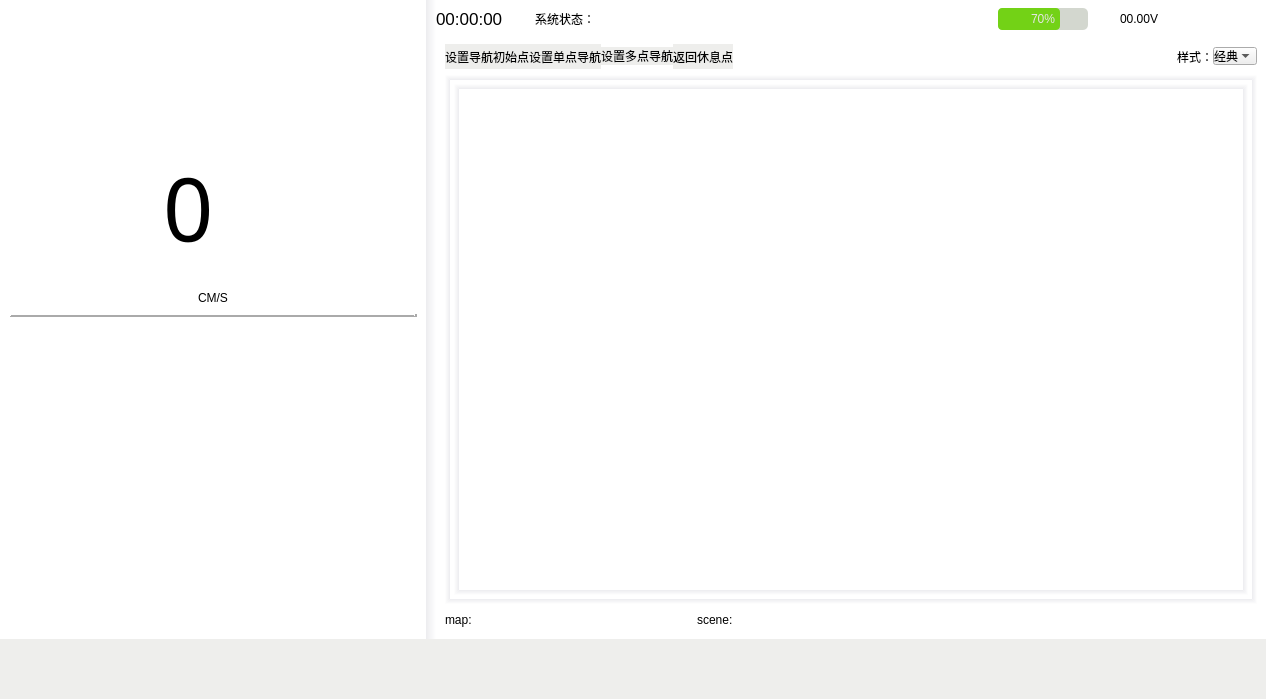
Before: the Qt Designer form ui/mainwindow.ui in chengyangkj/Ros_Qt5_Gui_App, drawn with Qt 5.
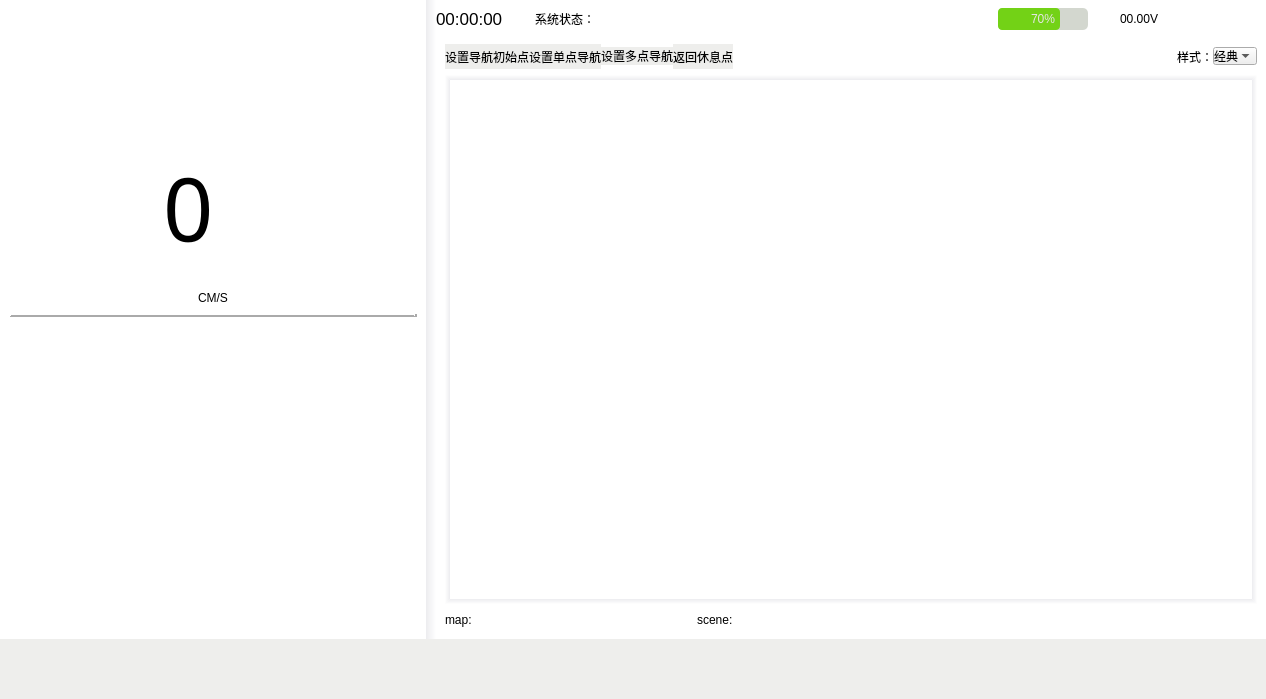
After: the same form once the commit is applied. The open tabs and pages were chosen to show the change. Icons and pictures are not drawn.

The edit to the form file:
```diff
--- a/ui/mainwindow.ui
+++ b/ui/mainwindow.ui
@@ -1323,30 +1323,6 @@
                  </layout>
                 </item>
                 <item>
-                 <layout class="QVBoxLayout" name="verticalLayout_build_map">
-                  <property name="spacing">
-                   <number>0</number>
-                  </property>
-                  <item>
-                   <widget class="QWidget" name="widget_rviz" native="true">
-                    <property name="minimumSize">
-                     <size>
-                      <width>0</width>
-                      <height>100</height>
-                     </size>
-                    </property>
-                    <property name="styleSheet">
-                     <string notr="true">QWidget{
-border-top: 5px solid qlineargradient(y0:0, y1:1,stop: 0 #ececef, stop: 1 white);
-border-left: 5px solid qlineargradient(x0:0, x1:1,stop: 0 #ececef, stop: 1 white);
- border-bottom: 5px solid qlineargradient(y0:0, y1:1,stop: 0 white, stop: 1  #ececef);
-border-right: 5px solid qlineargradient(x0:0, x1:1,stop:  0 white, stop: 1 #ececef);
-background-color: rgb(255,255,255);
-}
-</string>
-                    </property>
-                    <layout class="QVBoxLayout" name="verticalLayout_16">
-                     <item>
                       <layout class="QVBoxLayout" name="verticalLayout_rviz">
                        <item>
                         <widget class="QGraphicsView" name="mapViz">
@@ -1369,11 +1345,6 @@
                          <property name="horizontalScrollBarPolicy">
                           <enum>Qt::ScrollBarAlwaysOff</enum>
                          </property>
-                        </widget>
-                       </item>
-                      </layout>
-                     </item>
-                    </layout>
                    </widget>
                   </item>
                  </layout>
```
Left out of the diff: 2 changed lines with no effect on the pictures. Lines whose indentation alone changed are shown as unchanged.
